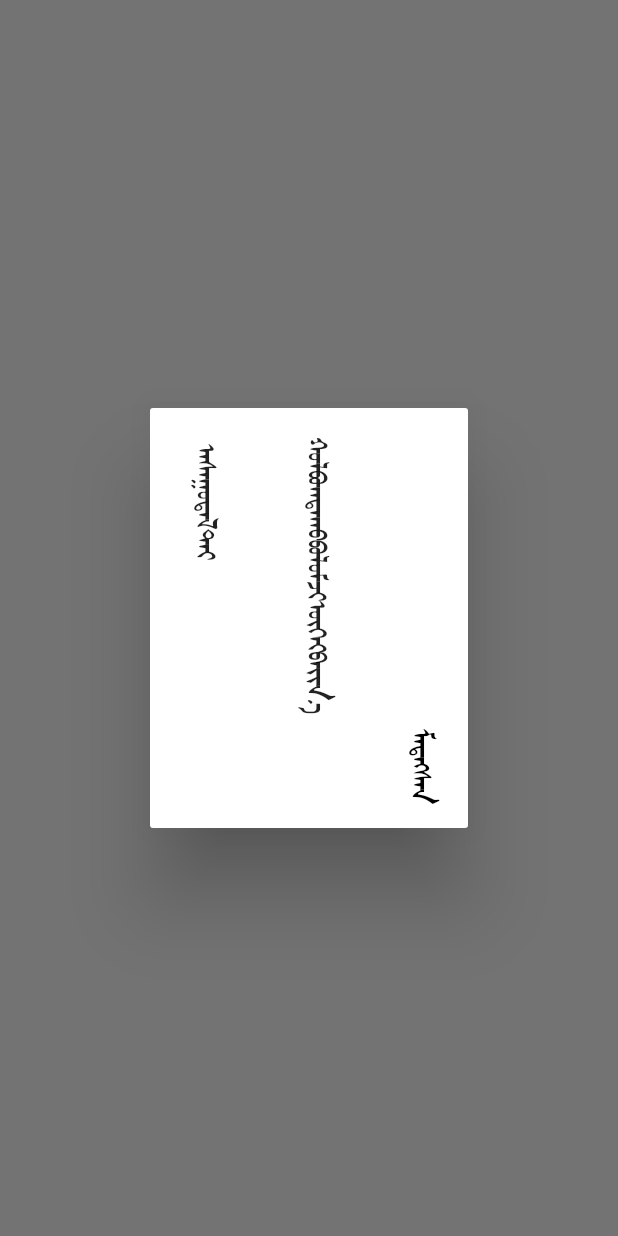
After one commit to suragch/mongol, a Flutter app: the AlertDialogDemo screen opened directly, after a tap on "Show Dialog", on a phone screen of 412 x 824 dp. The commit adds this screen. Run offline on Flutter 3.47's test engine with Material 2 defaults, Android fonts, the phone set to English and light mode, and no system bars.

Commit message:
version 0.4.0

```diff
--- /dev/null
+++ b/example/lib/alert_dialog_demo.dart
@@ -0,0 +1,43 @@
+import 'package:flutter/material.dart';
+import 'package:mongol/mongol.dart';
+
+class AlertDialogDemo extends StatelessWidget {
+  @override
+  Widget build(BuildContext context) {
+    return Scaffold(
+      body: Center(
+        child: RaisedButton(
+          child: Text('Show Dialog'),
+          onPressed: () {
+            showAlertDialog(context);
+          },
+        ),
+      ),
+    );
+  }
+}
+
+showAlertDialog(BuildContext context) {
+  // set up the buttons
+  Widget actionButton = FlatButton(
+    child: MongolText("ᠮᠡᠳᠡᠭᠰᠡᠨ"),
+    onPressed: () {},
+  );
+
+  // set up the AlertDialog
+  MongolAlertDialog alert = MongolAlertDialog(
+    title: MongolText("ᠠᠰᠠᠭᠤᠳᠠᠯ ᠲᠠᠢ"),
+    content: MongolText("ᠬᠣᠯᠪᠣᠭᠳᠠᠬᠤ ᠪᠣᠯᠤᠮᠵᠢ ᠦᠭᠡᠢ ᠪᠠᠶᠢᠨ᠎ᠠ"),
+    actions: [
+      actionButton,
+    ],
+  );
+
+  // show the dialog
+  showDialog(
+    context: context,
+    builder: (BuildContext context) {
+      return alert;
+    },
+  );
+}
--- a/example/lib/main.dart
+++ b/example/lib/main.dart
@@ -1,5 +1,6 @@
 import 'package:flutter/material.dart';
 import 'package:mongol_demo_app/text_demo.dart';
+import 'package:mongol_demo_app/alert_dialog_demo.dart';
 
 void main() => runApp(DemoApp());
 
@@ -33,6 +34,15 @@ class HomeScreen extends StatelessWidget {
             );
           },
         ),
+        ListTile(
+          title: Text('MongolAlertDialog'),
+          onTap: () {
+            Navigator.push(
+              context,
+              MaterialPageRoute(builder: (context) => AlertDialogDemo()),
+            );
+          },
+        ),
       ],
     );
   }
--- a/lib/mongol.dart
+++ b/lib/mongol.dart
@@ -1,3 +1,4 @@
 library mongol;
 
 export 'package:mongol/mongol_text.dart';
+export 'package:mongol/mongol_alert_dialog.dart';
--- /dev/null
+++ b/lib/mongol_alert_dialog.dart
@@ -0,0 +1,173 @@
+import 'package:flutter/material.dart';
+
+import 'mongol_button_bar.dart';
+
+/// This class was adapted from Flutter [Dialog]
+class MongolDialog extends StatelessWidget {
+  const MongolDialog({
+    Key key,
+    this.backgroundColor,
+    this.elevation,
+    this.insetAnimationDuration = const Duration(milliseconds: 100),
+    this.insetAnimationCurve = Curves.decelerate,
+    this.shape,
+    this.child,
+  }) : super(key: key);
+
+  final Color backgroundColor;
+  final double elevation;
+  final Duration insetAnimationDuration;
+  final Curve insetAnimationCurve;
+  final ShapeBorder shape;
+  final Widget child;
+
+  static const RoundedRectangleBorder _defaultDialogShape =
+      RoundedRectangleBorder(
+          borderRadius: BorderRadius.all(Radius.circular(2.0)));
+  static const double _defaultElevation = 24.0;
+
+  @override
+  Widget build(BuildContext context) {
+    final DialogTheme dialogTheme = DialogTheme.of(context);
+    return AnimatedPadding(
+      padding: MediaQuery.of(context).viewInsets +
+          const EdgeInsets.symmetric(horizontal: 24.0, vertical: 40.0),
+      duration: insetAnimationDuration,
+      curve: insetAnimationCurve,
+      child: MediaQuery.removeViewInsets(
+        removeLeft: true,
+        removeTop: true,
+        removeRight: true,
+        removeBottom: true,
+        context: context,
+        child: Center(
+          child: ConstrainedBox(
+            constraints: const BoxConstraints(minHeight: 280.0),
+            child: Material(
+              color: backgroundColor ??
+                  dialogTheme.backgroundColor ??
+                  Theme.of(context).dialogBackgroundColor,
+              elevation:
+                  elevation ?? dialogTheme.elevation ?? _defaultElevation,
+              shape: shape ?? dialogTheme.shape ?? _defaultDialogShape,
+              type: MaterialType.card,
+              child: child,
+            ),
+          ),
+        ),
+      ),
+    );
+  }
+}
+
+/// This class was adapted from the Flutter [AlertDialog] class
+class MongolAlertDialog extends StatelessWidget {
+  const MongolAlertDialog({
+    Key key,
+    this.title,
+    this.titlePadding,
+    this.titleTextStyle,
+    this.content,
+    this.contentPadding = const EdgeInsets.fromLTRB(24.0, 20.0, 24.0, 24.0),
+    this.contentTextStyle,
+    this.actions,
+    this.actionsPadding = EdgeInsets.zero,
+    this.actionsOverflowDirection,
+    this.buttonPadding,
+    this.backgroundColor,
+    this.elevation,
+    this.shape,
+  })  : assert(contentPadding != null),
+        super(key: key);
+
+  final Widget title;
+  final EdgeInsetsGeometry titlePadding;
+  final TextStyle titleTextStyle;
+  final Widget content;
+  final EdgeInsetsGeometry contentPadding;
+  final TextStyle contentTextStyle;
+  final List<Widget> actions;
+  final EdgeInsetsGeometry actionsPadding;
+  final VerticalDirection actionsOverflowDirection;
+  final EdgeInsetsGeometry buttonPadding;
+  final Color backgroundColor;
+  final double elevation;
+  final ShapeBorder shape;
+
+  @override
+  Widget build(BuildContext context) {
+    final ThemeData theme = Theme.of(context);
+    final DialogTheme dialogTheme = DialogTheme.of(context);
+
+    Widget titleWidget;
+    Widget contentWidget;
+    Widget actionsWidget;
+    if (title != null)
+      titleWidget = Padding(
+        padding: titlePadding ??
+            EdgeInsets.fromLTRB(24.0, 24.0, 24.0, content == null ? 20.0 : 0.0),
+        child: DefaultTextStyle(
+          style: titleTextStyle ??
+              dialogTheme.titleTextStyle ??
+              theme.textTheme.headline6,
+          child: Semantics(
+            child: title,
+            namesRoute: true,
+            container: true,
+          ),
+        ),
+      );
+
+    if (content != null)
+      contentWidget = Padding(
+        padding: contentPadding,
+        child: DefaultTextStyle(
+          style: contentTextStyle ??
+              dialogTheme.contentTextStyle ??
+              theme.textTheme.subtitle1,
+          child: content,
+        ),
+      );
+
+    if (actions != null)
+      actionsWidget = Padding(
+        padding: actionsPadding,
+        child: MongolButtonBar(
+          buttonPadding: buttonPadding,
+          children: actions,
+        ),
+      );
+
+    List<Widget> rowChildren;
+
+    rowChildren = <Widget>[
+      if (title != null || content != null)
+        Flexible(
+          child: Row(
+            mainAxisSize: MainAxisSize.min,
+            crossAxisAlignment: CrossAxisAlignment.stretch,
+            children: <Widget>[
+              if (title != null) titleWidget,
+              if (content != null) contentWidget,
+            ],
+          ),
+        ),
+      if (actions != null) actionsWidget,
+    ];
+
+    Widget dialogChild = IntrinsicHeight(
+      child: Row(
+        mainAxisSize: MainAxisSize.min,
+        crossAxisAlignment: CrossAxisAlignment.stretch,
+        children: rowChildren,
+      ),
+    );
+
+    return MongolDialog(
+      backgroundColor: backgroundColor,
+      elevation: elevation,
+      shape: shape,
+      child: dialogChild,
+    );
+  }
+}
--- /dev/null
+++ b/lib/mongol_button_bar.dart
@@ -0,0 +1,206 @@
+import 'package:flutter/material.dart';
+import 'package:flutter/rendering.dart';
+
+/// These classes were adapted from Flutter [ButtonBar]
+
+class MongolButtonBar extends StatelessWidget {
+  const MongolButtonBar({
+    Key key,
+    this.alignment,
+    this.mainAxisSize,
+    this.buttonTextTheme,
+    this.buttonMinWidth,
+    this.buttonHeight,
+    this.buttonPadding,
+    this.layoutBehavior,
+    this.children = const <Widget>[],
+  })  : assert(buttonMinWidth == null || buttonMinWidth >= 0.0),
+        assert(buttonHeight == null || buttonHeight >= 0.0),
+        super(key: key);
+
+  /// How the children should be placed along the vertical axis.
+  ///
+  /// If null then it will use [ButtonBarTheme.alignment]. If that is null,
+  /// it will default to [MainAxisAlignment.end].
+  final MainAxisAlignment alignment;
+
+  /// How much horizontal space is available. See [Column.mainAxisSize].
+  ///
+  /// If null then it will use the surrounding [ButtonBarTheme.mainAxisSize].
+  /// If that is null, it will default to [MainAxisSize.max].
+  final MainAxisSize mainAxisSize;
+
+  final ButtonTextTheme buttonTextTheme;
+
+  final double buttonMinWidth;
+
+  final double buttonHeight;
+
+  final EdgeInsetsGeometry buttonPadding;
+
+  final ButtonBarLayoutBehavior layoutBehavior;
+
+  /// The buttons to arrange horizontally.
+  ///
+  /// Typically [RaisedButton] or [FlatButton] widgets using [MongolText].
+  final List<Widget> children;
+
+  @override
+  Widget build(BuildContext context) {
+    final ButtonThemeData parentButtonTheme = ButtonTheme.of(context);
+    final ButtonBarThemeData barTheme = ButtonBarTheme.of(context);
+
+    final ButtonThemeData buttonTheme = parentButtonTheme.copyWith(
+      textTheme: buttonTextTheme ??
+          barTheme.buttonTextTheme ??
+          ButtonTextTheme.primary,
+      minWidth: buttonMinWidth ?? barTheme.buttonMinWidth ?? 36.0,
+      height: buttonHeight ?? barTheme.buttonHeight ?? 64.0,
+      padding: buttonPadding ??
+          barTheme.buttonPadding ??
+          const EdgeInsets.symmetric(vertical: 8.0),
+      alignedDropdown: false,
+      layoutBehavior: layoutBehavior ??
+          barTheme.layoutBehavior ??
+          ButtonBarLayoutBehavior.padded,
+    );
+
+    final double paddingUnit = buttonTheme.padding.vertical / 4.0;
+    final Widget child = ButtonTheme.fromButtonThemeData(
+      data: buttonTheme,
+      child: _ButtonBarColumn(
+        mainAxisAlignment:
+            alignment ?? barTheme.alignment ?? MainAxisAlignment.end,
+        mainAxisSize: mainAxisSize ?? barTheme.mainAxisSize ?? MainAxisSize.max,
+        children: children.map<Widget>((Widget child) {
+          return Padding(
+            padding: EdgeInsets.symmetric(vertical: paddingUnit),
+            child: child,
+          );
+        }).toList(),
+      ),
+    );
+    switch (buttonTheme.layoutBehavior) {
+      case ButtonBarLayoutBehavior.padded:
+        return Padding(
+          padding: EdgeInsets.symmetric(
+            horizontal: 2.0 * paddingUnit,
+            vertical: paddingUnit,
+          ),
+          child: child,
+        );
+      case ButtonBarLayoutBehavior.constrained:
+        return Container(
+          padding: EdgeInsets.symmetric(vertical: paddingUnit),
+          constraints: const BoxConstraints(minWidth: 52.0),
+          alignment: Alignment.center,
+          child: child,
+        );
+    }
+    assert(false);
+    return null;
+  }
+}
+
+class _ButtonBarColumn extends Flex {
+  /// Creates a button bar that attempts to display in a column, but displays in
+  /// a row if there is insufficient vertical space.
+  _ButtonBarColumn({
+    List<Widget> children,
+    Axis direction = Axis.vertical,
+    MainAxisSize mainAxisSize = MainAxisSize.max,
+    MainAxisAlignment mainAxisAlignment = MainAxisAlignment.start,
+    CrossAxisAlignment crossAxisAlignment = CrossAxisAlignment.center,
+  }) : super(
+          children: children,
+          direction: direction,
+          mainAxisSize: mainAxisSize,
+          mainAxisAlignment: mainAxisAlignment,
+          crossAxisAlignment: crossAxisAlignment,
+        );
+
+  @override
+  _RenderButtonBarColumn createRenderObject(BuildContext context) {
+    return _RenderButtonBarColumn(
+      direction: direction,
+      mainAxisAlignment: mainAxisAlignment,
+      mainAxisSize: mainAxisSize,
+      crossAxisAlignment: crossAxisAlignment,
+    );
+  }
+
+  @override
+  void updateRenderObject(
+      BuildContext context, covariant _RenderButtonBarColumn renderObject) {
+    renderObject
+      ..direction = direction
+      ..mainAxisAlignment = mainAxisAlignment
+      ..mainAxisSize = mainAxisSize
+      ..crossAxisAlignment = crossAxisAlignment;
+  }
+}
+
+class _RenderButtonBarColumn extends RenderFlex {
+  _RenderButtonBarColumn({
+    List<RenderBox> children,
+    Axis direction = Axis.vertical,
+    MainAxisSize mainAxisSize = MainAxisSize.max,
+    MainAxisAlignment mainAxisAlignment = MainAxisAlignment.start,
+    CrossAxisAlignment crossAxisAlignment = CrossAxisAlignment.center,
+  }) : super(
+          children: children,
+          direction: direction,
+          mainAxisSize: mainAxisSize,
+          mainAxisAlignment: mainAxisAlignment,
+          crossAxisAlignment: crossAxisAlignment,
+        );
+
+  bool _hasCheckedLayoutHeight = false;
+
+  @override
+  BoxConstraints get constraints {
+    if (_hasCheckedLayoutHeight) return super.constraints;
+    return super.constraints.copyWith(maxHeight: double.infinity);
+  }
+
+  @override
+  void performLayout() {
+    _hasCheckedLayoutHeight = false;
+
+    super.performLayout();
+    _hasCheckedLayoutHeight = true;
+
+    if (size.height <= constraints.maxHeight) {
+      super.performLayout();
+    } else {
+      final BoxConstraints childConstraints =
+          constraints.copyWith(minHeight: 0.0);
+      RenderBox child;
+      double currentWidth = 0.0;
+      child = firstChild;
+
+      while (child != null) {
+        final FlexParentData childParentData =
+            child.parentData as FlexParentData;
+        child.layout(childConstraints, parentUsesSize: true);
+        switch (mainAxisAlignment) {
+          case MainAxisAlignment.center:
+            final double midpoint =
+                (constraints.maxHeight - child.size.height) / 2.0;
+            childParentData.offset = Offset(midpoint, currentWidth);
+            break;
+          case MainAxisAlignment.end:
+            childParentData.offset =
+                Offset(constraints.maxHeight - child.size.height, currentWidth);
+            break;
+          default:
+            childParentData.offset = Offset(0, currentWidth);
+            break;
+        }
+        currentWidth += child.size.width;
+        child = childParentData.nextSibling;
+      }
+      size = constraints.constrain(Size(constraints.maxHeight, currentWidth));
+    }
+  }
+}
--- a/pubspec.yaml
+++ b/pubspec.yaml
@@ -1,6 +1,6 @@
 name: mongol
 description: This package provides Flutter widgets to display vertical Mongolian.
-version: 0.3.2
+version: 0.4.0
 homepage: https://github.com/suragch/mongol
 
 environment:
```
Also changed, not shown: example/pubspec.lock, example/supplemental/mongol_alert_dialog.png (added), 2 other files.
